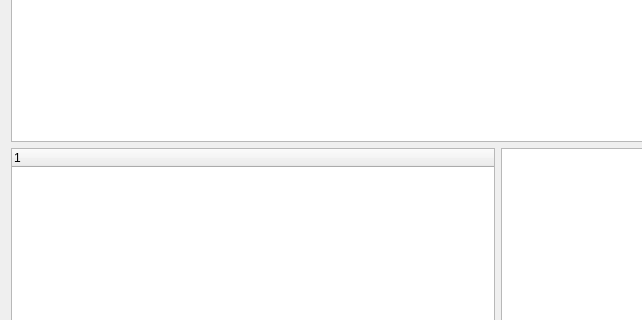
Above: ui/mainwindow.ui from zqzqz/SimpleSniffer before the change; both pictures show x 0 to 642 and y 184 to 504 of the 996 by 588 pixel window. Below: the same form after it.
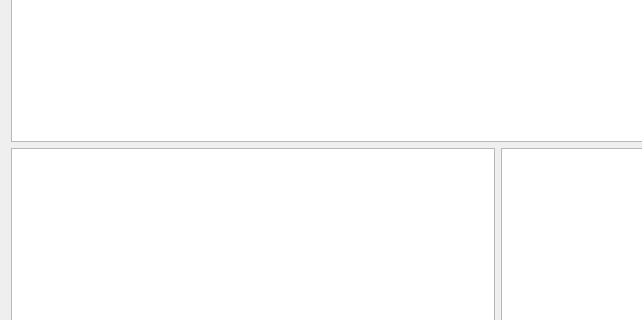
That is the form after the change.

Commit message: simple tree view

What changed in the file:
```diff
--- a/ui/mainwindow.ui
+++ b/ui/mainwindow.ui
@@ -20,15 +20,6 @@
       <item row="2" column="1">
        <widget class="QTextBrowser" name="textBrowser"/>
       </item>
-      <item row="2" column="0">
-       <widget class="QTreeWidget" name="treeWidget">
-        <column>
-         <property name="text">
-          <string notr="true">1</string>
-         </property>
-        </column>
-       </widget>
-      </item>
       <item row="0" column="0">
        <layout class="QGridLayout" name="gridLayout">
         <item row="2" column="0">
@@ -70,6 +61,9 @@
         </property>
        </widget>
       </item>
+      <item row="2" column="0">
+       <widget class="QTreeView" name="treeView"/>
+      </item>
      </layout>
     </item>
    </layout>
```
The commit also changes 7 other files.
